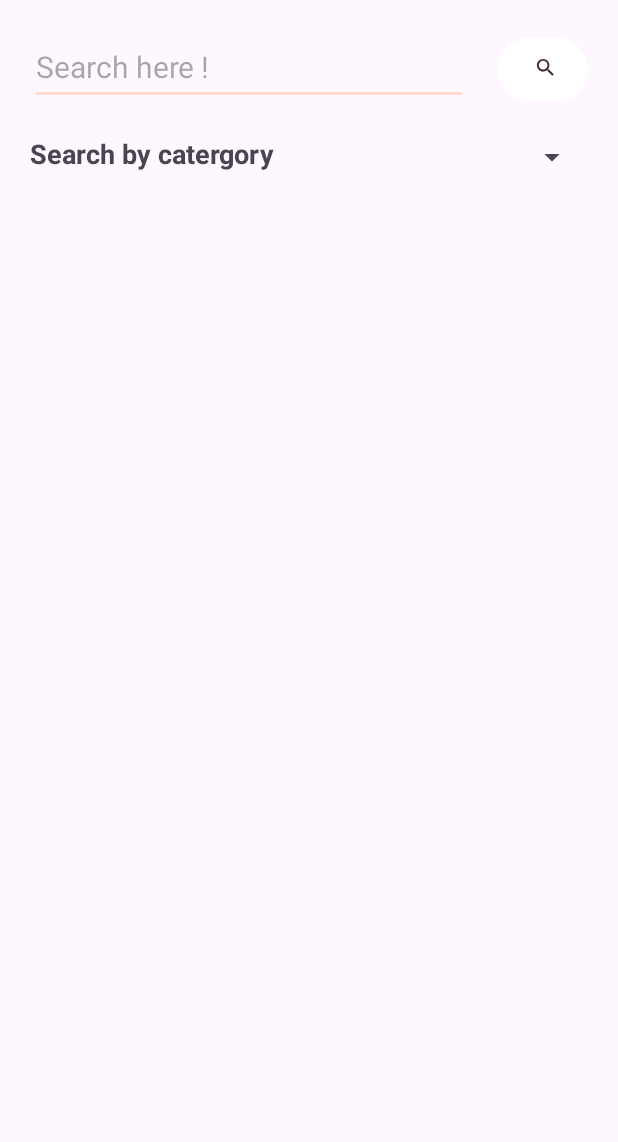
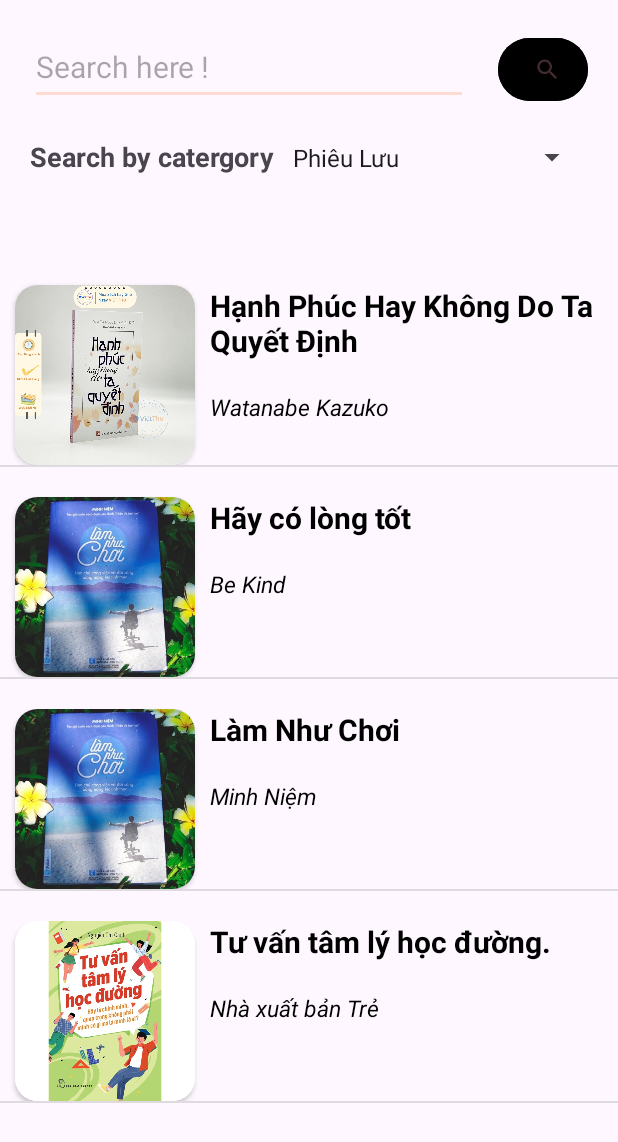
Before and after one commit to Nguyendao0/App-doc-sach-Android-nhom6-sangT2, an Android app: the SearchActivity screen opened directly, with no data from a screen before it, on a phone screen of 412 x 824 dp. Shown: the top 1142 px of the screen. Run offline under Robolectric (Android 15) with nearby library versions, the phone set to English and light mode, and no system bars.

Commit message:
fix search icon

```diff
--- a/app/src/main/java/com/example/helloworldjava/mvp/model/HistorySearch.java
+++ b/app/src/main/java/com/example/helloworldjava/mvp/model/HistorySearch.java
@@ -21,7 +21,7 @@ public class HistorySearch {
     public HistorySearch() {
         ArrayList<Book> array = new ArrayList<Book>();
         array.add(new Book("Watanabe Kazuko","Hạnh Phúc Hay Không Do Ta Quyết Định", R.drawable.sach01));
-        array.add(new Book("Be Kind","Hãy có lòng tốt",sach02));
+        array.add(new Book("Be Kind","Hãy có lòng tốt",R.drawable.sach03));
         array.add(new Book("Minh Niệm","Làm Như Chơi ",R.drawable.sach03));
         array.add(new Book("Nhà xuất bản Trẻ","Tư vấn tâm lý học đường. ",R.drawable.sach04));
 
--- a/app/src/main/java/com/example/helloworldjava/mvp/presenter/HomeInterface.java
+++ b/app/src/main/java/com/example/helloworldjava/mvp/presenter/HomeInterface.java
@@ -1,5 +1,5 @@
 package com.example.helloworldjava.mvp.presenter;
 
 public interface HomeInterface {
-    void onClick();
+    void onClickButton();
 }
--- a/app/src/main/java/com/example/helloworldjava/mvp/presenter/HomePresenter.java
+++ b/app/src/main/java/com/example/helloworldjava/mvp/presenter/HomePresenter.java
@@ -8,6 +8,6 @@ public class HomePresenter {
     }
 
     public void loadSearching(){
-        homeInterface.onClick();
+        homeInterface.onClickButton();
     }
 }
--- a/app/src/main/java/com/example/helloworldjava/mvp/view/HomeActivity.java
+++ b/app/src/main/java/com/example/helloworldjava/mvp/view/HomeActivity.java
@@ -19,12 +19,14 @@ public class HomeActivity extends AppCompatActivity implements HomeInterface {
     protected void onCreate(Bundle savedInstanceState) {
         super.onCreate(savedInstanceState);
         setContentView(R.layout.home_layout);
+        homePresenter = new HomePresenter(this);
         homePresenter.loadSearching();
+
     }
 
 
     @Override
-    public void onClick() {
+    public void onClickButton() {
         Button btnSearch;
         btnSearch = (Button) findViewById(R.id.button_search);
         btnSearch.setOnClickListener(new View.OnClickListener() {
--- a/app/src/main/java/com/example/helloworldjava/mvp/view/SearchActivity.java
+++ b/app/src/main/java/com/example/helloworldjava/mvp/view/SearchActivity.java
@@ -21,6 +21,7 @@ public class SearchActivity extends AppCompatActivity implements SearchInterface
     protected void onCreate(Bundle savedInstanceState) {
         super.onCreate(savedInstanceState);
         setContentView(R.layout.search_layout);
+        searchPresenter = new SearchPresenter(this);
         searchPresenter.loadHistorySearch();
     }
 
--- /dev/null
+++ b/app/src/main/res/drawable/search_icon.xml
@@ -0,0 +1,5 @@
+<vector android:autoMirrored="true" android:height="28dp"
+    android:tint="#150101" android:viewportHeight="24"
+    android:viewportWidth="24" android:width="28dp" xmlns:android="http://schemas.android.com/apk/res/android">
+    <path android:fillColor="@android:color/white" android:pathData="M15.5,14h-0.79l-0.28,-0.27C15.41,12.59 16,11.11 16,9.5 16,5.91 13.09,3 9.5,3S3,5.91 3,9.5 5.91,16 9.5,16c1.61,0 3.09,-0.59 4.23,-1.57l0.27,0.28v0.79l5,4.99L20.49,19l-4.99,-5zM9.5,14C7.01,14 5,11.99 5,9.5S7.01,5 9.5,5 14,7.01 14,9.5 11.99,14 9.5,14z"/>
+</vector>
--- a/app/src/main/res/layout/modelbook.xml
+++ b/app/src/main/res/layout/modelbook.xml
@@ -5,14 +5,14 @@
     xmlns:app="http://schemas.android.com/apk/res-auto">
 
     <androidx.cardview.widget.CardView
+        android:layout_marginTop="20dp"
+        android:layout_marginLeft="10dp"
         android:id="@+id/cardview"
         android:layout_width="wrap_content"
         android:layout_height="wrap_content"
         app:cardCornerRadius="15dp">
         <ImageView
             android:id="@+id/imageBook"
-            android:layout_marginTop="20sp"
-            android:layout_marginLeft="20dp"
             android:layout_width="120dp"
             android:scaleType="centerCrop"
             android:layout_height="120dp" />
@@ -23,7 +23,7 @@
 
     <TextView
         android:text="Name"
-        android:layout_marginTop="20sp"
+        android:layout_marginTop="20dp"
         android:textSize="20sp"
         android:textColor="@color/black"
         android:textStyle="bold"
--- a/app/src/main/res/layout/search_layout.xml
+++ b/app/src/main/res/layout/search_layout.xml
@@ -33,15 +33,15 @@
           app:layout_constraintTop_toTopOf="parent" />
 
       <Button
+          android:id="@+id/search_btn"
           android:layout_width="60dp"
           android:layout_height="50dp"
           android:layout_marginTop="20dp"
           android:layout_marginRight="20dp"
           android:layout_weight="0"
           android:backgroundTint="@color/white"
-          android:backgroundTintMode="screen"
-          app:icon="@drawable/baseline_search_24"
-          android:id="@+id/search_btn"
+          android:backgroundTintMode="multiply"
+          app:icon="@drawable/search_icon"
           app:iconTintMode="src_in" />
   </LinearLayout>
 
```
